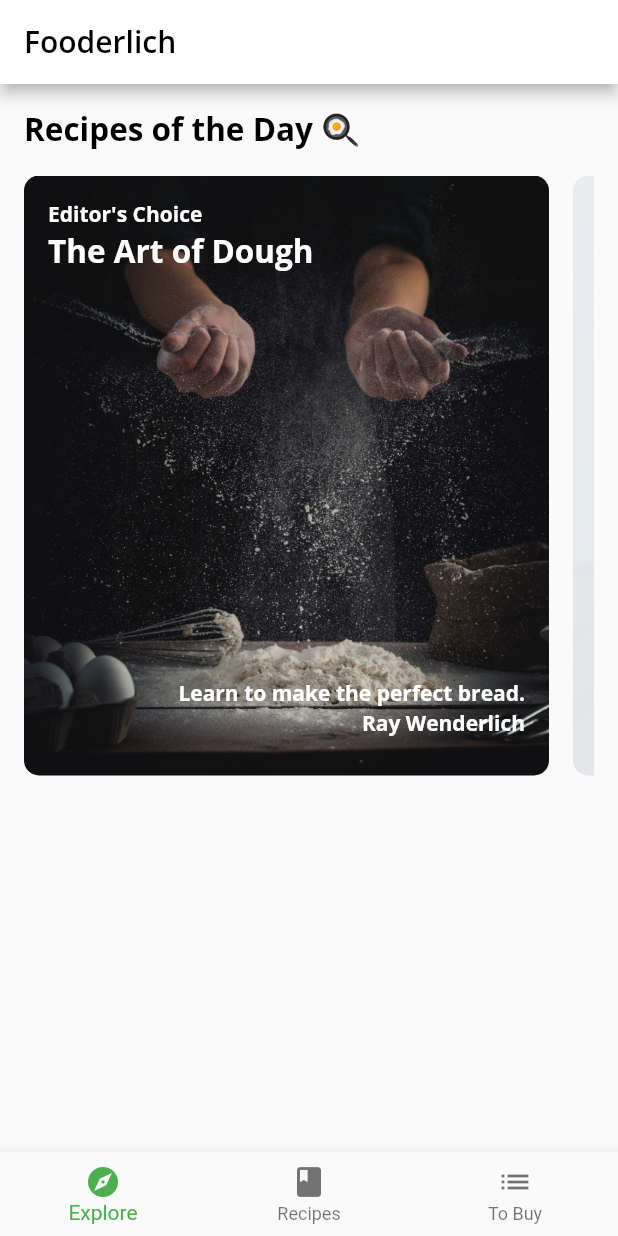
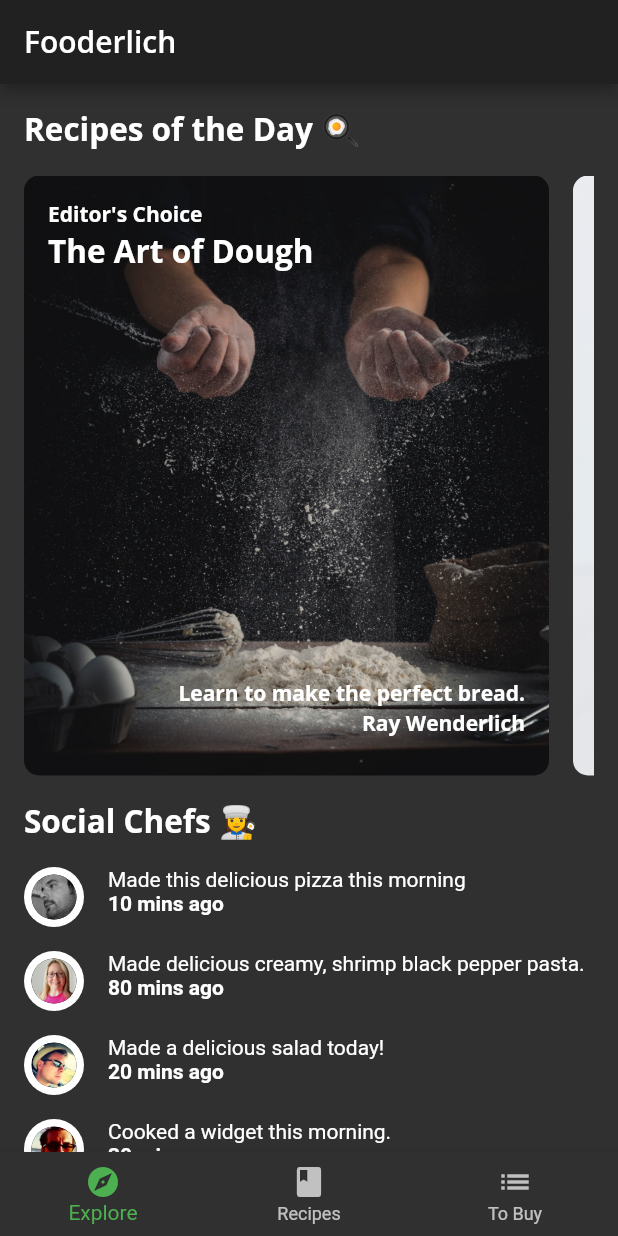
Before and after one commit to DahackerInno/05-scrollable-widgets, a Flutter app: the screen it shows after launch, on a phone screen of 412 x 824 dp. Run offline on Flutter 3.47's test engine with Material 2 defaults, Android fonts, the phone set to English and light mode, and no system bars; our stand-ins replace google_fonts; project files that could hold a hidden picture were left out.

Commit message:
Finnished explore_screen.dart

```diff
--- a/lib/components/components.dart
+++ b/lib/components/components.dart
@@ -4,3 +4,5 @@ export 'card2.dart';
 export 'card3.dart';
 export 'circle_image.dart';
 export 'today_recipe_list_view.dart';
+export 'friend_post_tile.dart';
+export 'friend_post_list_view.dart';
--- /dev/null
+++ b/lib/components/friend_post_list_view.dart
@@ -0,0 +1,61 @@
+import 'package:flutter/material.dart';
+
+import '../models/models.dart';
+import 'components.dart';
+
+class FriendPostListView extends StatelessWidget {
+  // 1
+  final List<Post> friendPosts;
+
+  const FriendPostListView({
+    Key? key,
+    required this.friendPosts,
+  }) : super(key: key);
+
+  @override
+  Widget build(BuildContext context) {
+    // 2
+    return Padding(
+      padding: const EdgeInsets.only(
+        left: 16,
+        right: 16,
+        top: 0,
+      ),
+      // 3
+      child: Column(
+        crossAxisAlignment: CrossAxisAlignment.start,
+        children: [
+          // 4
+          Text('Social Chefs 👩‍🍳',
+              style: Theme.of(context).textTheme.headline2),
+          // 5
+          const SizedBox(height: 16),
+          // PostListView here
+          // 1
+          ListView.separated(
+            // 2
+            primary: false,
+            // 3
+            physics: const NeverScrollableScrollPhysics(),
+            // 4
+            shrinkWrap: true,
+            scrollDirection: Axis.vertical,
+            itemCount: friendPosts.length,
+            itemBuilder: (context, index) {
+              // 5
+              final post = friendPosts[index];
+              return FriendPostTile(post: post);
+            },
+            separatorBuilder: (context, index) {
+              // 6
+              return const SizedBox(height: 16);
+            },
+          ),
+
+          // 6
+          const SizedBox(height: 16),
+        ],
+      ),
+    );
+  }
+}
--- /dev/null
+++ b/lib/components/friend_post_tile.dart
@@ -0,0 +1,47 @@
+import 'package:flutter/material.dart';
+
+import '../components/components.dart';
+import '../models/models.dart';
+
+class FriendPostTile extends StatelessWidget {
+  final Post post;
+
+  const FriendPostTile({
+    Key? key,
+    required this.post,
+  }) : super(key: key);
+
+  @override
+  Widget build(BuildContext context) {
+    // 1
+    return Row(
+      crossAxisAlignment: CrossAxisAlignment.start,
+      mainAxisAlignment: MainAxisAlignment.start,
+      children: [
+        // 2
+        CircleImage(
+          imageProvider: AssetImage(post.profileImageUrl),
+          imageRadius: 20,
+        ),
+        // 3
+        const SizedBox(width: 16),
+        // 4
+        Expanded(
+          // 5
+          child: Column(
+            crossAxisAlignment: CrossAxisAlignment.start,
+            children: [
+              // 6
+              Text(post.comment),
+              // 7
+              Text(
+                '${post.timestamp} mins ago',
+                style: const TextStyle(fontWeight: FontWeight.w700),
+              ),
+            ],
+          ),
+        ),
+      ],
+    );
+  }
+}
--- a/lib/fooderlich_theme.dart
+++ b/lib/fooderlich_theme.dart
@@ -58,6 +58,9 @@ class FooderlichTheme {
     ),
   );
 
+  static ProgressIndicatorThemeData progressIndicatorTheme =
+      const ProgressIndicatorThemeData(color: Colors.green);
+
   static ThemeData light() {
     return ThemeData(
       brightness: Brightness.light,
@@ -78,6 +81,7 @@ class FooderlichTheme {
         selectedItemColor: Colors.green,
       ),
       textTheme: lightTextTheme,
+      progressIndicatorTheme: progressIndicatorTheme,
     );
   }
 
@@ -96,6 +100,7 @@ class FooderlichTheme {
         selectedItemColor: Colors.green,
       ),
       textTheme: darkTextTheme,
+      progressIndicatorTheme: progressIndicatorTheme,
     );
   }
 }
--- a/lib/main.dart
+++ b/lib/main.dart
@@ -11,7 +11,7 @@ class Fooderlich extends StatelessWidget {
   const Fooderlich({Key? key}) : super(key: key);
   @override
   Widget build(BuildContext context) {
-    final theme = FooderlichTheme.light();
+    final theme = FooderlichTheme.dark();
     return MaterialApp(
       theme: theme,
       title: 'Fooderlich',
--- a/lib/screens/explore_screen.dart
+++ b/lib/screens/explore_screen.dart
@@ -12,30 +12,35 @@ class ExploreScreen extends StatelessWidget {
 
   @override
   Widget build(BuildContext context) {
-    // 2
-    //TodayRecipeListView FutureBuilder
-// 1
+    // 1
     return FutureBuilder(
       // 2
       future: mockService.getExploreData(),
       // 3
       builder: (context, AsyncSnapshot<ExploreData> snapshot) {
-        // TODO: Add Nested List Views
         // 4
         if (snapshot.connectionState == ConnectionState.done) {
           // 5
-          final recipes = snapshot.data?.todayRecipes ?? [];
-          // TodayRecipeListView
-          return TodayRecipeListView(recipes: recipes);
-
+          return ListView(
+            // 6
+            scrollDirection: Axis.vertical,
+            children: [
+              // 7
+              TodayRecipeListView(recipes: snapshot.data?.todayRecipes ?? []),
+              // 8
+              const SizedBox(height: 16),
+              // 9
+              // FriendPostListView
+               FriendPostListView(
+                  friendPosts: snapshot.data?.friendPosts ?? []),
+            ],
+          );
         } else {
-          // 6
-          return const Center(
-            child: CircularProgressIndicator(),
-          );
+          // 10
+          return const Center(child: CircularProgressIndicator());
         }
       },
     );
+  }
 
-  }
 }
```
